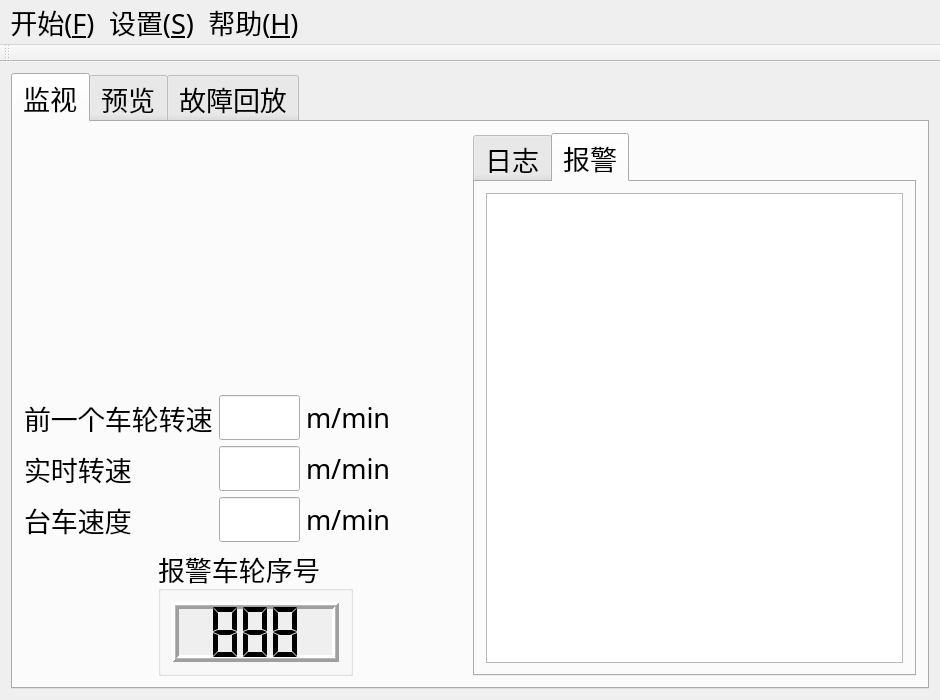
Above: WheelMonitor/MainWindow.ui from cx3386/WheelMonitor before the change. Below: the same form after it.
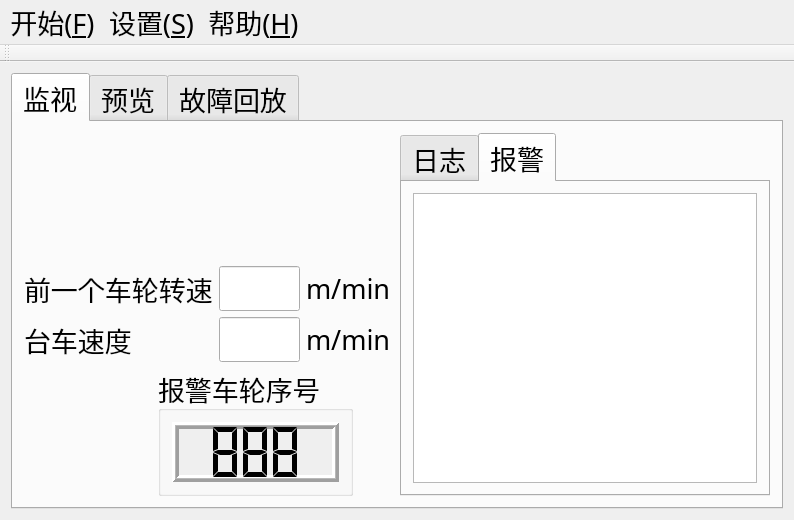
That is the form after the change. The open tabs and pages were chosen to show the change. Icons and pictures are not drawn. Custom widgets are drawn as their Qt base class.

What changed in the file:
```diff
--- a/WheelMonitor/MainWindow.ui
+++ b/WheelMonitor/MainWindow.ui
@@ -6,8 +6,8 @@
    <rect>
     <x>0</x>
     <y>0</y>
-    <width>940</width>
-    <height>700</height>
+    <width>794</width>
+    <height>520</height>
    </rect>
   </property>
   <property name="font">
@@ -31,7 +31,7 @@
        <bool>false</bool>
       </property>
       <property name="currentIndex">
-       <number>1</number>
+       <number>0</number>
       </property>
       <widget class="QWidget" name="monitorTab">
        <attribute name="title">
@@ -65,6 +65,31 @@
         </item>
         <item row="1" column="0">
          <layout class="QGridLayout" name="gridLayout_6">
+          <item row="1" column="1">
+           <widget class="QLineEdit" name="cartSpeedLineEdit">
+            <property name="enabled">
+             <bool>true</bool>
+            </property>
+            <property name="minimumSize">
+             <size>
+              <width>81</width>
+              <height>0</height>
+             </size>
+            </property>
+            <property name="maximumSize">
+             <size>
+              <width>81</width>
+              <height>16777215</height>
+             </size>
+            </property>
+            <property name="text">
+             <string/>
+            </property>
+            <property name="readOnly">
+             <bool>true</bool>
+            </property>
+           </widget>
+          </item>
           <item row="0" column="0">
            <widget class="QLabel" name="lastSpeedLabel">
             <property name="sizePolicy">
@@ -81,93 +106,7 @@
             </property>
            </widget>
           </item>
-          <item row="0" column="1">
-           <widget class="QLineEdit" name="lastSpeedLineEdit">
-            <property name="enabled">
-             <bool>true</bool>
-            </property>
-            <property name="minimumSize">
-             <size>
-              <width>81</width>
-              <height>0</height>
-             </size>
-            </property>
-            <property name="maximumSize">
-             <size>
-              <width>81</width>
-              <height>16777215</height>
-             </size>
-            </property>
-            <property name="text">
-             <string/>
-            </property>
-            <property name="readOnly">
-             <bool>true</bool>
-            </property>
-           </widget>
-          </item>
-          <item row="0" column="2">
-           <widget class="QLabel" name="label">
-            <property name="text">
-             <string>m/min</string>
-            </property>
-            <property name="buddy">
-             <cstring>lastSpeedLineEdit</cstring>
-            </property>
-           </widget>
-          </item>
           <item row="1" column="0">
-           <widget class="QLabel" name="rtSpeedLabel">
-            <property name="sizePolicy">
-             <sizepolicy hsizetype="Preferred" vsizetype="Preferred">
-              <horstretch>0</horstretch>
-              <verstretch>0</verstretch>
-             </sizepolicy>
-            </property>
-            <property name="text">
-             <string>实时转速</string>
-            </property>
-            <property name="buddy">
-             <cstring>rtSpeedLineEdit</cstring>
-            </property>
-           </widget>
-          </item>
-          <item row="1" column="1">
-           <widget class="QLineEdit" name="rtSpeedLineEdit">
-            <property name="enabled">
-             <bool>true</bool>
-            </property>
-            <property name="minimumSize">
-             <size>
-              <width>81</width>
-              <height>0</height>
-             </size>
-            </property>
-            <property name="maximumSize">
-             <size>
-              <width>81</width>
-              <height>16777215</height>
-             </size>
-            </property>
-            <property name="text">
-             <string/>
-            </property>
-            <property name="readOnly">
-             <bool>true</bool>
-            </property>
-           </widget>
-          </item>
-          <item row="1" column="2">
-           <widget class="QLabel" name="label_2">
-            <property name="text">
-             <string>m/min</string>
-            </property>
-            <property name="buddy">
-             <cstring>rtSpeedLineEdit</cstring>
-            </property>
-           </widget>
-          </item>
-          <item row="2" column="0">
            <widget class="QLabel" name="cartSpeedLabel">
             <property name="sizePolicy">
              <sizepolicy hsizetype="Preferred" vsizetype="Preferred">
@@ -178,13 +117,20 @@
             <property name="text">
              <string>台车速度</string>
             </property>
+           </widget>
+          </item>
+          <item row="0" column="2">
+           <widget class="QLabel" name="label">
+            <property name="text">
+             <string>m/min</string>
+            </property>
             <property name="buddy">
-             <cstring>rtSpeedLineEdit</cstring>
+             <cstring>lastSpeedLineEdit</cstring>
             </property>
            </widget>
           </item>
-          <item row="2" column="1">
-           <widget class="QLineEdit" name="cartSpeedLineEdit">
+          <item row="0" column="1">
+           <widget class="QLineEdit" name="lastSpeedLineEdit">
             <property name="enabled">
              <bool>true</bool>
             </property>
@@ -208,14 +154,11 @@
             </property>
            </widget>
           </item>
-          <item row="2" column="2">
+          <item row="1" column="2">
            <widget class="QLabel" name="label_3">
             <property name="text">
              <string>m/min</string>
             </property>
-            <property name="buddy">
-             <cstring>rtSpeedLineEdit</cstring>
-            </property>
            </widget>
           </item>
          </layout>
@@ -422,10 +365,6 @@
        </layout>
        <zorder>logTabWidget</zorder>
        <zorder>imageMatchesLabel</zorder>
-       <zorder>label_3</zorder>
-       <zorder>cartSpeedLabel</zorder>
-       <zorder>cartSpeedLineEdit</zorder>
-       <zorder>label</zorder>
       </widget>
       <widget class="QWidget" name="playerTab">
        <attribute name="title">
@@ -451,8 +390,8 @@
     <rect>
      <x>0</x>
      <y>0</y>
-     <width>940</width>
-     <height>34</height>
+     <width>794</width>
+     <height>47</height>
     </rect>
    </property>
    <property name="font">
```
